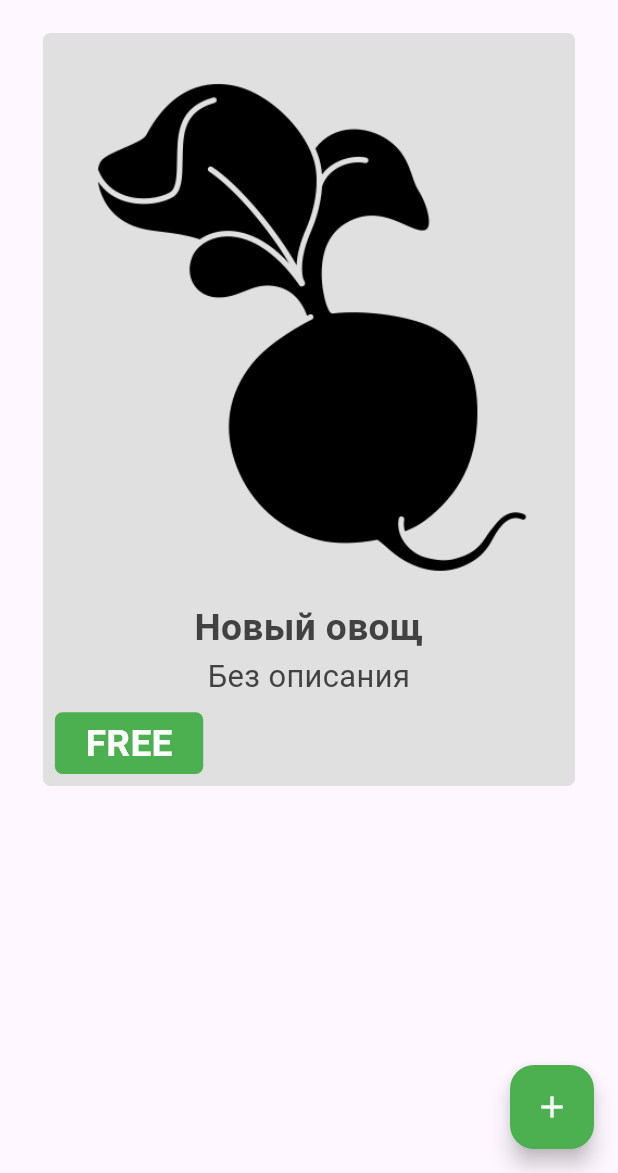
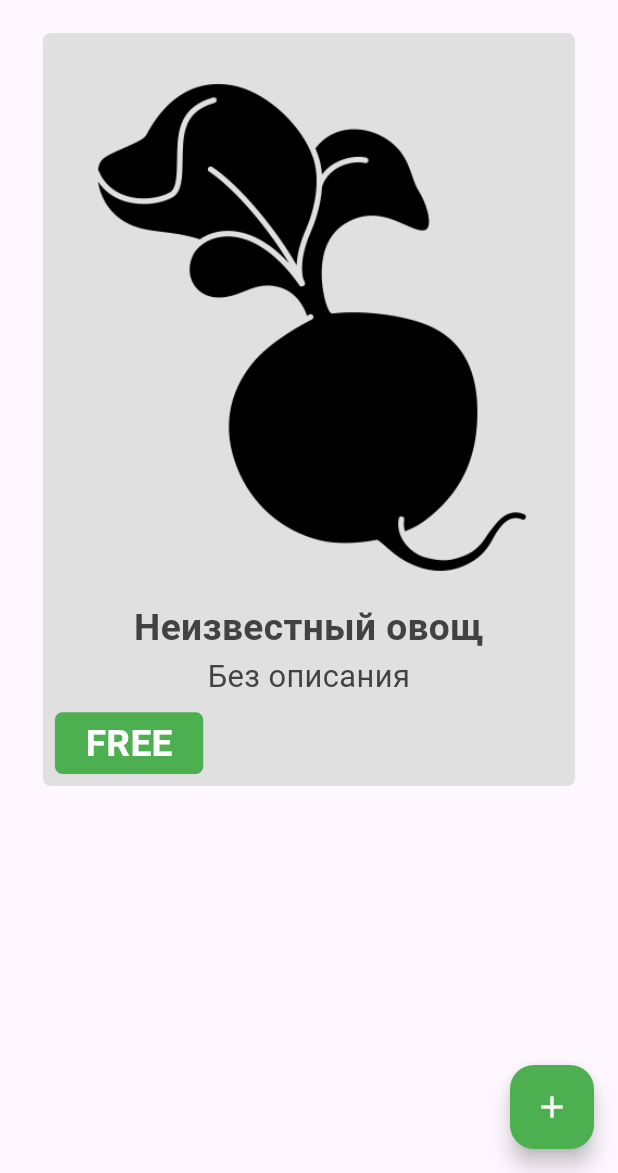
Before and after one commit to ReallyWeirdCat/pks_s5_pr5, a Flutter app: the screen it shows after launch, after a tap on the "add" icon, on a phone screen of 412 x 824 dp, the part 63-1236 px from its top. Run offline on Flutter 3.47's test engine with Material 3 defaults, Android fonts, the phone set to English and light mode, and no system bars; network calls fail.

Commit message:
Dissmising items

```diff
--- a/lib/pages/home.dart
+++ b/lib/pages/home.dart
@@ -20,7 +20,7 @@ class HomeState extends State<Home> {
       products.add(
         Product(
           id: data_products.length + 1,
-          title: "Новый овощ",
+          title: "Неизвестный овощ",
           description: "",
           photo: "",
           price: 0,
@@ -51,7 +51,28 @@ class HomeState extends State<Home> {
       body: products.isEmpty ? const Center(child: Text('Сегодня мы здесь одни')) : ListView.builder(
           itemCount: products.length,
           itemBuilder: (BuildContext context, int index) {
-            return ProductComponent( product: products[index]);
+            final product = products[index];
+            return Dismissible(
+              key: Key(product.title),
+              direction: DismissDirection.startToEnd,
+              background: Container(
+                  padding: const EdgeInsets.all(16.0),
+                  color: Colors.red,
+                  alignment: Alignment.centerLeft,
+                  child: const Text(
+                    "Удалить",
+                    style: TextStyle(color: Colors.white, fontSize: 40),
+                  ),
+              ),
+              child: ProductComponent( product: products[index]),
+              onDismissed: (direction) =>
+              {
+                setState(() {
+                  products.removeAt(index);
+                })
+              });
+
+
           }
       ),
       floatingActionButton: FloatingActionButton(
```
Also changed, not shown: lib/pages/details.dart (+1 -8 lines).
